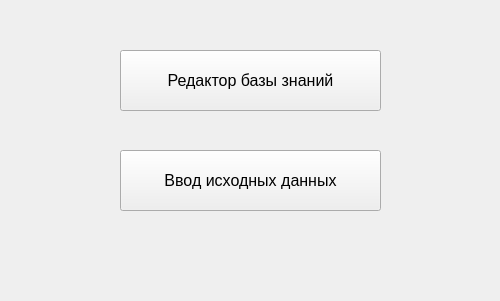
First picture: the form in UI/selectionWindow.ui, repository JovannaSG/Knowledge_based_system, before the edit.
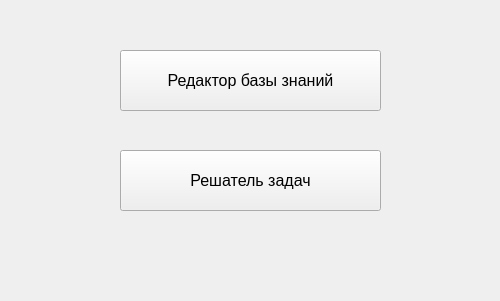
Second picture: the form after the edit.

Patch:
```diff
--- a/UI/selectionWindow.ui
+++ b/UI/selectionWindow.ui
@@ -58,7 +58,7 @@
     </font>
    </property>
    <property name="text">
-    <string>Ввод исходных данных</string>
+    <string>Решатель задач</string>
    </property>
   </widget>
  </widget>
```
